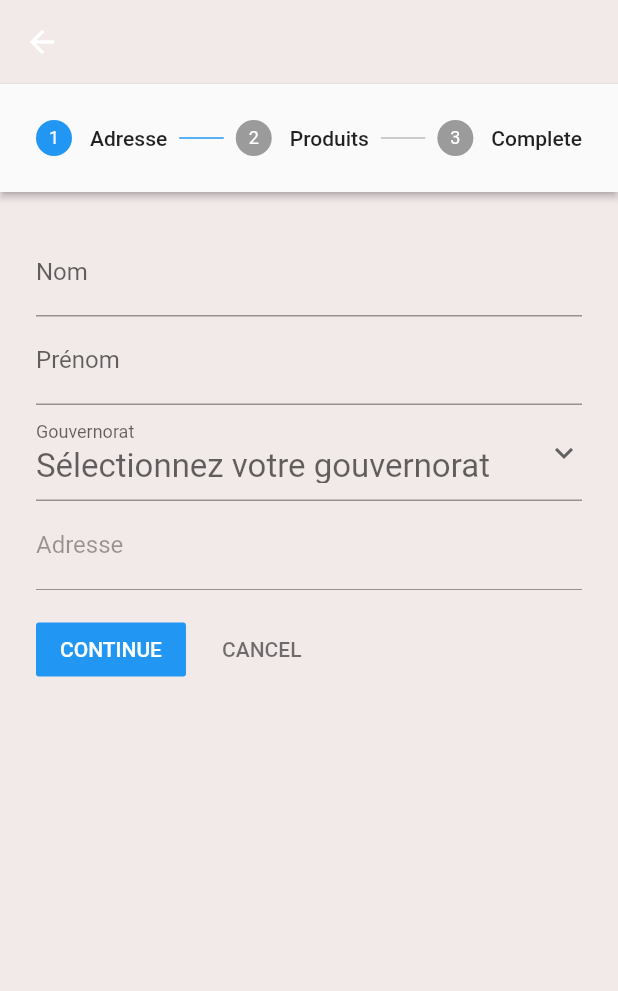
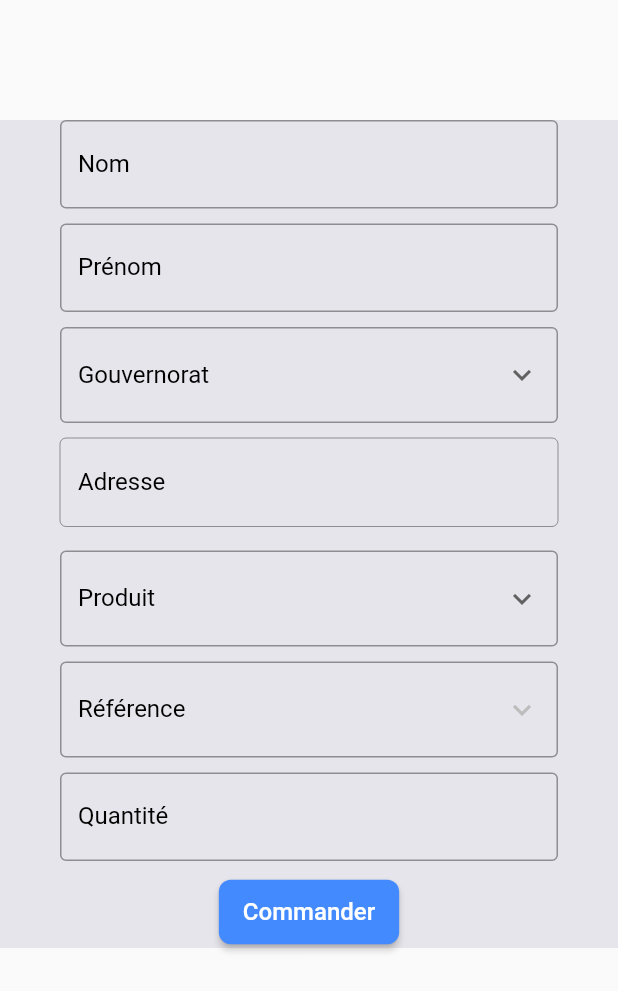
Before and after one commit to HamzaRekik/CommandesGPC, a Flutter app: the Order screen opened directly, on a phone screen of 412 x 824 dp. Shown: the top 991 px of the screen. Run offline on Flutter 3.47's test engine with Material 2 defaults, Android fonts, the light colour scheme and no system bars; our stand-ins replace dio; accounts and stored records are empty; network calls fail.

Commit message:
Fixed some ui stuff

```diff
--- a/application/lib/commande.dart
+++ b/application/lib/commande.dart
@@ -1,7 +1,12 @@
 class Commande {
   String? produit;
   String? reference;
+  String? nom;
+  String? prenom;
+  String? region;
+  String? adresse;
   int? quantite;
 
-  Commande(this.produit, this.reference, this.quantite);
+  Commande(this.produit, this.reference, this.quantite, this.nom, this.prenom,
+      this.region, this.adresse);
 }
--- a/application/lib/main.dart
+++ b/application/lib/main.dart
@@ -89,7 +89,7 @@ class _OrderState extends State<Order> {
         'produit': produitID,
         'qte': qte,
       };
-      final uri = Uri.parse("http://192.168.1.240/api/c_details/create");
+      final uri = Uri.parse("http://192.168.100.188/api/c_details/create");
       final response = await http.post(uri, body: request);
       if (response.statusCode == 200) {
         print('Details Commande created successfully!');
@@ -114,7 +114,7 @@ class _OrderState extends State<Order> {
         'puissance': '55',
         'etat': 'Réservée'
       };
-      final uri = Uri.parse("http://192.168.1.240/api/commandes/create");
+      final uri = Uri.parse("http://192.168.100.188/api/commandes/create");
       final response = await http.post(uri, body: request);
 
       if (response.statusCode == 200) {
@@ -135,7 +135,7 @@ class _OrderState extends State<Order> {
   Future<void> fetchProduct(String type) async {
     try {
       final response = await http
-          .get(Uri.parse('http://192.168.1.4/api/produits/type/$type'));
+          .get(Uri.parse('http://192.168.100.188/api/produits/type/$type'));
       if (response.statusCode == 200) {
         final List<dynamic> products = json.decode(response.body);
         List<Produit> items = products.map((item) {
@@ -159,60 +159,54 @@ class _OrderState extends State<Order> {
 
     return Scaffold(
         key: _scaffoldKey,
-      appBar: AppBar(
-        backgroundColor: Colors.transparent,
-        elevation: 0,
-      ),
-      backgroundColor: const Color.fromARGB(255, 242, 233, 233),
-      body: Stepper(
-        type: StepperType.horizontal,
-        steps: getSteps(),
-        currentStep: currentStep,
-        onStepTapped: (step) => setState(() => currentStep = step),
-        onStepContinue: () {
-          final isLastStep = currentStep == getSteps().length - 1;
-          if (isLastStep) {
-            print("Complete");
-          } else {
-            setState(() => currentStep += 1);
-          }
-        },
-        onStepCancel: () {
-          currentStep == 0 ? null : setState(() => currentStep -= 1);
-        },
-      ),
-    );
-  }
-
-  List<Step> getSteps() => [
-        Step(
-            state: currentStep > 0 ? StepState.complete : StepState.indexed,
-            isActive: currentStep >= 0,
-            title: const Text('Adresse'),
-            content: Column(
+        body: SingleChildScrollView(
+          child: Container(
+            margin: EdgeInsets.only(top: 80),
+            color: const Color.fromRGBO(229, 229, 235, 255),
+            padding: EdgeInsets.symmetric(horizontal: 40),
+            child: Column(
               children: [
                 TextFormField(
-                  decoration: const InputDecoration(labelText: "Nom"),
-                  onChanged: (value) {
+                  decoration: const InputDecoration(
+                    labelText: "Nom",
+                    labelStyle: TextStyle(color: Colors.black),
+                    border: OutlineInputBorder(
+                        borderSide: BorderSide(color: Colors.black)),
+                    focusedBorder: OutlineInputBorder(
+                        borderSide: BorderSide(color: Colors.black)),
+                  ),
+                  onChanged: (values) {
                     setState(() {
-                      nameValue = value;
+                      nameValue = values;
                     });
                   },
                 ),
+                const SizedBox(height: 10.0),
                 TextFormField(
-                    decoration: const InputDecoration(labelText: "Prénom"),
+                    decoration: const InputDecoration(
+                      labelText: "Prénom",
+                      labelStyle: TextStyle(color: Colors.black),
+                      border: OutlineInputBorder(
+                          borderSide: BorderSide(color: Colors.black)),
+                      focusedBorder: OutlineInputBorder(
+                          borderSide: BorderSide(color: Colors.black)),
+                    ),
                     onChanged: (value) {
                       setState(() {
                         lastNameValue = value;
                       });
                     }),
+                const SizedBox(height: 10.0),
                 DropdownButtonFormField<String>(
-                  decoration: const InputDecoration(labelText: "Gouvernorat"),
+                  decoration: const InputDecoration(
+                    labelText: "Gouvernorat",
+                    labelStyle: TextStyle(color: Colors.black),
+                    border: OutlineInputBorder(
+                        borderSide: BorderSide(color: Colors.black)),
+                    focusedBorder: OutlineInputBorder(
+                        borderSide: BorderSide(color: Colors.black)),
+                  ),
                   icon: const Icon(Icons.keyboard_arrow_down),
-                  hint: const Text(
-                    "Sélectionnez votre gouvernorat",
-                    style: TextStyle(fontSize: 22),
-                  ),
                   value: selectedItemG,
                   onChanged: (item) => setState(() {
                     selectedItemG = item;
@@ -228,82 +222,33 @@ class _OrderState extends State<Order> {
                     );
                   }).toList(),
                 ),
+                const SizedBox(height: 10.0),
                 TextFormField(
                     enabled: isVisible,
-                    decoration: const InputDecoration(labelText: "Adresse"),
+                    decoration: const InputDecoration(
+                      labelText: "Adresse",
+                      labelStyle: TextStyle(color: Colors.black),
+                      border: OutlineInputBorder(
+                          borderSide: BorderSide(color: Colors.black)),
+                      focusedBorder: OutlineInputBorder(
+                          borderSide: BorderSide(color: Colors.black)),
+                    ),
                     onChanged: (value) {
                       setState(() {
                         addresValue = value;
                       });
                     }),
-              ],
-            )),
-        Step(
-            state: currentStep > 1 ? StepState.complete : StepState.indexed,
-            isActive: currentStep >= 1,
-            title: const Text('Produits'),
-            content: Column(
-              children: [
-                SizedBox(
-                  height: 400, // Set an appropriate height for the ListView
-                  child: ListView.builder(
-                    itemCount: formDataList.length + 1,
-                    itemBuilder: (context, index) {
-                      if (index == formDataList.length) {
-                        return Row(
-                          mainAxisAlignment: MainAxisAlignment.spaceBetween,
-                          children: [
-                            ElevatedButton(
-                                child: const Text(
-                                  "Commander",
-                                  style: TextStyle(fontSize: 22),
+                const SizedBox(height: 16.0),
+                DropdownButtonFormField<String>(
+                  decoration: const InputDecoration(
+                    labelText: "Produit",
+                    labelStyle: TextStyle(color: Colors.black),
+                    border: OutlineInputBorder(
+                        borderSide: BorderSide(color: Colors.black)),
+                    focusedBorder: OutlineInputBorder(
+                        borderSide: BorderSide(color: Colors.black)),
                   ),
-                                onPressed: () {
-                                  createCommande(
-                                      nameValue.toString(),
-                                      lastNameValue.toString(),
-                                      selectedItemG.toString(),
-                                      addresValue.toString());
-                                }),
-                            ElevatedButton(
-                              child: const Text(
-                                "+",
-                                style: TextStyle(fontSize: 22),
-                              ),
-                              onPressed: () {
-                                setState(() {
-                                  formDataList.add(FormData());
-                                });
-                              },
-                            )
-                          ],
-                        );
-                      } else {
-                        FormData formData = formDataList[index];
-                        return buildForm(formData);
-                      }
-                    },
-                  ),
-                ),
-              ],
-            )),
-        Step(
-            state: currentStep > 2 ? StepState.complete : StepState.indexed,
-            isActive: currentStep >= 2,
-            title: const Text('Complete'),
-            content: Container())
-      ];
-
-  Widget buildForm(FormData form) {
-    return Column(
-      children: [
-        DropdownButtonFormField<String>(
-          decoration: const InputDecoration(labelText: "Produit"),
                   icon: const Icon(Icons.keyboard_arrow_down),
-          hint: const Text(
-            'Produit',
-            style: TextStyle(fontSize: 22),
-          ),
                   value: selectedProduct,
                   onChanged: (item) => setState(() {
                     selectedProduct = item;
@@ -319,12 +264,16 @@ class _OrderState extends State<Order> {
                     );
                   }).toList(),
                 ),
+                const SizedBox(height: 10.0),
                 DropdownButtonFormField<String>(
-          hint: const Text(
-            "Veuillez choisir un référence",
-            style: TextStyle(fontSize: 22),
+                  decoration: const InputDecoration(
+                    labelText: "Référence",
+                    labelStyle: TextStyle(color: Colors.black),
+                    border: OutlineInputBorder(
+                        borderSide: BorderSide(color: Colors.black)),
+                    focusedBorder: OutlineInputBorder(
+                        borderSide: BorderSide(color: Colors.black)),
                   ),
-          decoration: const InputDecoration(labelText: "Référence"),
                   icon: const Icon(Icons.keyboard_arrow_down),
                   value: selectedItem,
                   onChanged: (item) {
@@ -332,7 +281,8 @@ class _OrderState extends State<Order> {
                       selectedItem = item;
                     });
                   },
-          items: _items.map<DropdownMenuItem<String>>((Produit produit) {
+                  items:
+                      _items.map<DropdownMenuItem<String>>((Produit produit) {
                     return DropdownMenuItem<String>(
                       value: produit.id.toString(),
                       child: Text(
@@ -342,16 +292,47 @@ class _OrderState extends State<Order> {
                     );
                   }).toList(),
                 ),
+                const SizedBox(height: 10.0),
                 TextFormField(
-            decoration: const InputDecoration(labelText: "Quantité"),
+                    decoration: const InputDecoration(
+                      labelText: "Quantité",
+                      labelStyle: TextStyle(color: Colors.black),
+                      border: OutlineInputBorder(
+                          borderSide: BorderSide(color: Colors.black)),
+                      focusedBorder: OutlineInputBorder(
+                          borderSide: BorderSide(color: Colors.black)),
+                    ),
                     onChanged: (value) {
                       setState(() {
                         quantityValue = value;
                       });
                     }),
-
-        const Divider(), // To separate each form visually (optional)
+                const SizedBox(height: 10.0),
+                ElevatedButton(
+                  onPressed: () {
+                    createCommande(
+                        nameValue.toString(),
+                        lastNameValue.toString(),
+                        selectedItemG.toString(),
+                        addresValue.toString());
+                  },
+                  style: ElevatedButton.styleFrom(
+                    backgroundColor: Colors.blueAccent,
+                    shape: RoundedRectangleBorder(
+                      borderRadius: BorderRadius.circular(8.0),
+                    ),
+                  ),
+                  child: const Padding(
+                    padding: EdgeInsets.symmetric(vertical: 12.0),
+                    child: Text(
+                      'Commander',
+                      style: TextStyle(fontSize: 16.0),
+                    ),
+                  ),
+                ),
               ],
-    );
+            ),
+          ),
+        ));
   }
 }
```
Also changed, not shown: application/lib/commandes_list.dart (+52 -43 lines), application/lib/login.dart (+18 -5 lines), 2 other files. Lines whose indentation alone changed are shown as unchanged.
